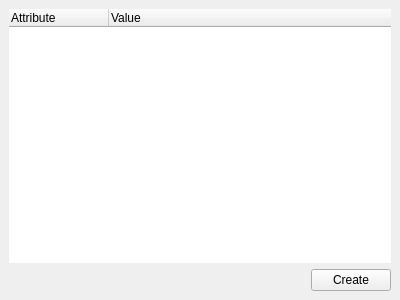
First picture: the form in src/gui/forms/attributeswidget.ui, repository evoplex/evoplex, before the edit.
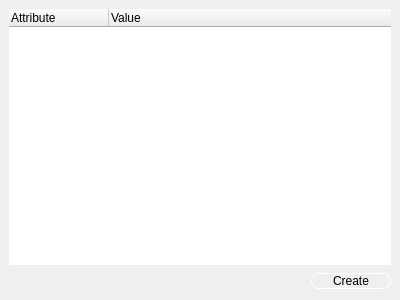
Second picture: the form after the edit.

The edit to the form file:
```diff
--- a/src/gui/forms/attributeswidget.ui
+++ b/src/gui/forms/attributeswidget.ui
@@ -14,6 +14,16 @@
    <layout class="QVBoxLayout" name="verticalLayout">
     <item>
      <widget class="QTreeWidget" name="treeWidget">
+      <property name="styleSheet">
+       <string notr="true">QTreeWidget::item {
+	height: 26px;
+	margin-top: 4px;
+}
+QTreeWidget::item:has-children {
+	margin-top: 8px;
+	margin-bottom: -3px;
+}</string>
+      </property>
       <property name="frameShape">
        <enum>QFrame::NoFrame</enum>
       </property>
@@ -58,6 +68,28 @@
       </item>
       <item>
        <widget class="QPushButton" name="btnSubmit">
+        <property name="sizePolicy">
+         <sizepolicy hsizetype="Fixed" vsizetype="Fixed">
+          <horstretch>0</horstretch>
+          <verstretch>0</verstretch>
+         </sizepolicy>
+        </property>
+        <property name="minimumSize">
+         <size>
+          <width>80</width>
+          <height>0</height>
+         </size>
+        </property>
+        <property name="styleSheet">
+         <string notr="true">QPushButton  {
+	border: 1px solid white;
+    border-radius: 8px;
+    background-color: transparent;
+}
+QPushButton::hover {
+	background-color: #4285f4;
+}</string>
+        </property>
         <property name="text">
          <string>Create</string>
         </property>
```
